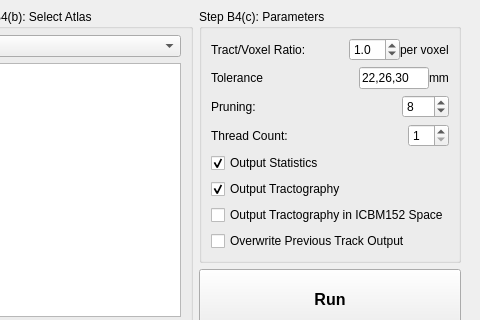
Before: the Qt Designer form auto_track.ui in frankyeh/DSI-Studio, drawn with Qt 5; both pictures show x 270 to 750 and y 0 to 320 of the 750 by 523 pixel window.
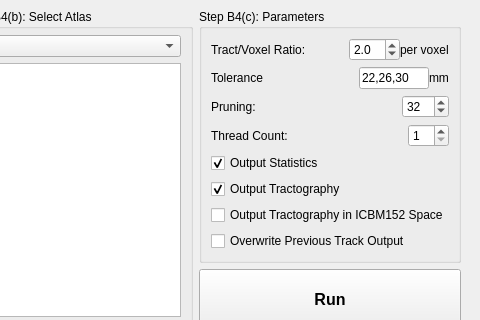
After: the same form once the commit is applied. Icons and pictures are not drawn.

```diff
--- a/auto_track.ui
+++ b/auto_track.ui
@@ -292,7 +292,7 @@
                   <double>0.500000000000000</double>
                  </property>
                  <property name="value">
-                  <double>1.000000000000000</double>
+                  <double>2.000000000000000</double>
                  </property>
                 </widget>
                </item>
@@ -386,7 +386,7 @@
                   <number>100</number>
                  </property>
                  <property name="value">
-                  <number>8</number>
+                  <number>32</number>
                  </property>
                 </widget>
                </item>
```
